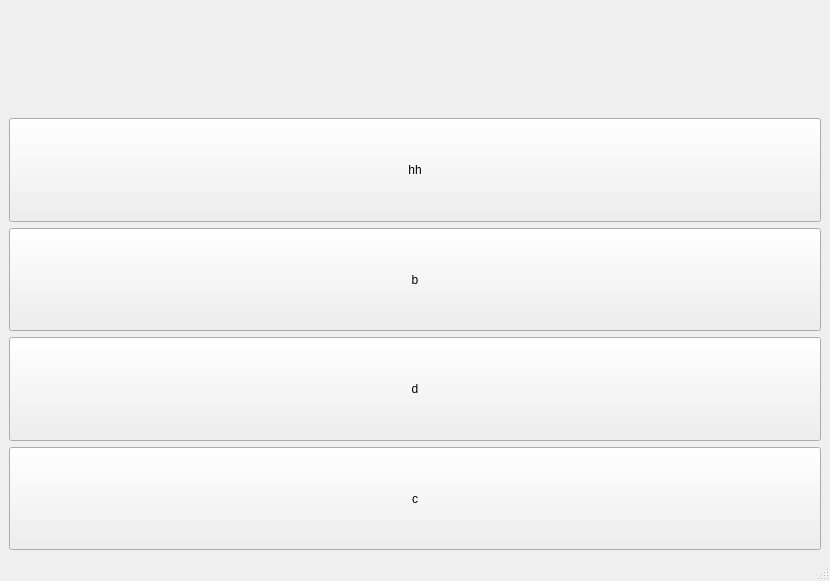
First picture: the form in GUI/forms/MainWindow.ui, repository piotrpodlaski/rimokun, before the edit.
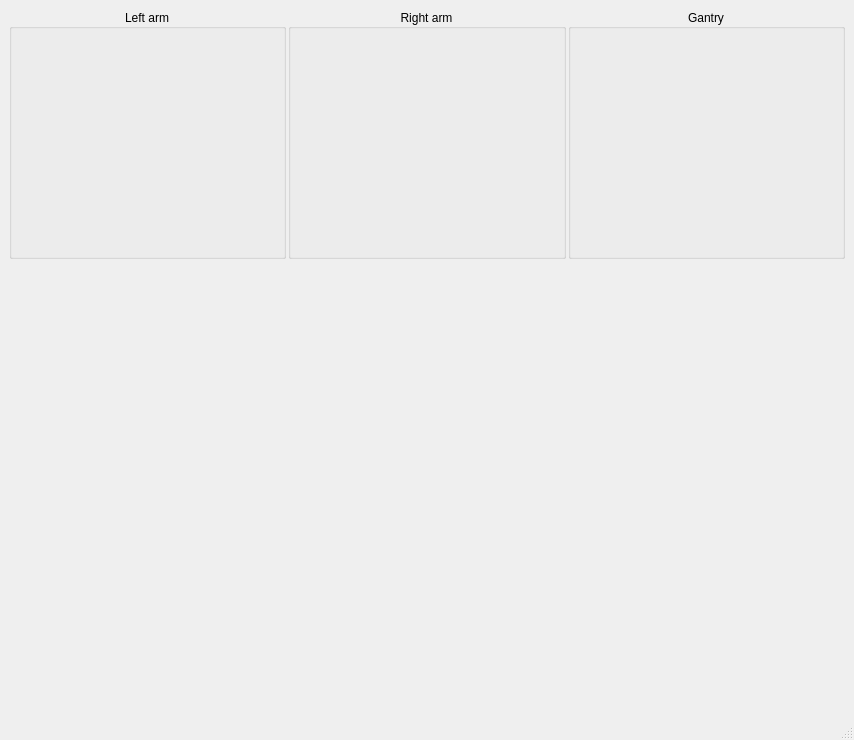
Second picture: the form after the edit. Custom widgets are drawn as their Qt base class.

```diff
--- a/GUI/forms/MainWindow.ui
+++ b/GUI/forms/MainWindow.ui
@@ -6,8 +6,8 @@
    <rect>
     <x>0</x>
     <y>0</y>
-    <width>830</width>
-    <height>581</height>
+    <width>854</width>
+    <height>740</height>
    </rect>
   </property>
   <property name="windowTitle">
@@ -17,6 +17,54 @@
    <layout class="QVBoxLayout" name="verticalLayout">
     <item>
      <layout class="QHBoxLayout" name="horizontalLayout">
+      <property name="spacing">
+       <number>2</number>
+      </property>
+      <item>
+       <widget class="QGroupBox" name="groupBox">
+        <property name="enabled">
+         <bool>true</bool>
+        </property>
+        <property name="sizePolicy">
+         <sizepolicy hsizetype="Preferred" vsizetype="Preferred">
+          <horstretch>0</horstretch>
+          <verstretch>0</verstretch>
+         </sizepolicy>
+        </property>
+        <property name="minimumSize">
+         <size>
+          <width>0</width>
+          <height>250</height>
+         </size>
+        </property>
+        <property name="title">
+         <string>Left arm</string>
+        </property>
+        <property name="alignment">
+         <set>Qt::AlignCenter</set>
+        </property>
+        <property name="flat">
+         <bool>false</bool>
+        </property>
+        <property name="checkable">
+         <bool>false</bool>
+        </property>
+        <layout class="QHBoxLayout" name="horizontalLayout_2">
+         <property name="spacing">
+          <number>0</number>
+         </property>
+         <property name="leftMargin">
+          <number>0</number>
+         </property>
+         <property name="topMargin">
+          <number>0</number>
+         </property>
+         <property name="rightMargin">
+          <number>0</number>
+         </property>
+         <property name="bottomMargin">
+          <number>0</number>
+         </property>
       <item>
        <widget class="MotorStats" name="mot1" native="true">
         <property name="sizePolicy">
@@ -37,6 +85,54 @@
         </property>
        </widget>
       </item>
+        </layout>
+       </widget>
+      </item>
+      <item>
+       <widget class="QGroupBox" name="groupBox_2">
+        <property name="enabled">
+         <bool>true</bool>
+        </property>
+        <property name="sizePolicy">
+         <sizepolicy hsizetype="Preferred" vsizetype="Preferred">
+          <horstretch>0</horstretch>
+          <verstretch>0</verstretch>
+         </sizepolicy>
+        </property>
+        <property name="minimumSize">
+         <size>
+          <width>0</width>
+          <height>250</height>
+         </size>
+        </property>
+        <property name="title">
+         <string>Right arm</string>
+        </property>
+        <property name="alignment">
+         <set>Qt::AlignCenter</set>
+        </property>
+        <property name="flat">
+         <bool>false</bool>
+        </property>
+        <property name="checkable">
+         <bool>false</bool>
+        </property>
+        <layout class="QHBoxLayout" name="horizontalLayout_3">
+         <property name="spacing">
+          <number>6</number>
+         </property>
+         <property name="leftMargin">
+          <number>0</number>
+         </property>
+         <property name="topMargin">
+          <number>0</number>
+         </property>
+         <property name="rightMargin">
+          <number>0</number>
+         </property>
+         <property name="bottomMargin">
+          <number>0</number>
+         </property>
       <item>
        <widget class="MotorStats" name="mot3" native="true">
         <property name="sizePolicy">
@@ -57,6 +153,54 @@
         </property>
        </widget>
       </item>
+        </layout>
+       </widget>
+      </item>
+      <item>
+       <widget class="QGroupBox" name="groupBox_3">
+        <property name="enabled">
+         <bool>true</bool>
+        </property>
+        <property name="sizePolicy">
+         <sizepolicy hsizetype="Preferred" vsizetype="Preferred">
+          <horstretch>0</horstretch>
+          <verstretch>0</verstretch>
+         </sizepolicy>
+        </property>
+        <property name="minimumSize">
+         <size>
+          <width>0</width>
+          <height>250</height>
+         </size>
+        </property>
+        <property name="title">
+         <string>Gantry</string>
+        </property>
+        <property name="alignment">
+         <set>Qt::AlignCenter</set>
+        </property>
+        <property name="flat">
+         <bool>false</bool>
+        </property>
+        <property name="checkable">
+         <bool>false</bool>
+        </property>
+        <layout class="QHBoxLayout" name="horizontalLayout_4">
+         <property name="spacing">
+          <number>6</number>
+         </property>
+         <property name="leftMargin">
+          <number>0</number>
+         </property>
+         <property name="topMargin">
+          <number>0</number>
+         </property>
+         <property name="rightMargin">
+          <number>0</number>
+         </property>
+         <property name="bottomMargin">
+          <number>0</number>
+         </property>
       <item>
        <widget class="MotorStats" name="mot5" native="true">
         <property name="sizePolicy">
@@ -78,58 +222,42 @@
        </widget>
       </item>
      </layout>
-    </item>
-    <item>
-     <widget class="QPushButton" name="pushButton">
-      <property name="sizePolicy">
-       <sizepolicy hsizetype="Preferred" vsizetype="Preferred">
-        <horstretch>0</horstretch>
-        <verstretch>0</verstretch>
-       </sizepolicy>
-      </property>
-      <property name="text">
-       <string>hh</string>
-      </property>
-     </widget>
-    </item>
+       </widget>
+      </item>
+     </layout>
+    </item>
     <item>
-     <widget class="QPushButton" name="pushButton_3">
-      <property name="sizePolicy">
-       <sizepolicy hsizetype="Preferred" vsizetype="Preferred">
-        <horstretch>0</horstretch>
-        <verstretch>0</verstretch>
-       </sizepolicy>
-      </property>
-      <property name="text">
-       <string>b</string>
-      </property>
-     </widget>
+     <layout class="QHBoxLayout" name="horizontalLayout_5">
+      <item>
+       <widget class="RobotVisualisation" name="widget" native="true"/>
     </item>
     <item>
-     <widget class="QPushButton" name="pushButton_4">
-      <property name="sizePolicy">
-       <sizepolicy hsizetype="Preferred" vsizetype="Preferred">
-        <horstretch>0</horstretch>
-        <verstretch>0</verstretch>
-       </sizepolicy>
-      </property>
-      <property name="text">
-       <string>d</string>
-      </property>
-     </widget>
-    </item>
+       <spacer name="horizontalSpacer">
+        <property name="orientation">
+         <enum>Qt::Horizontal</enum>
+        </property>
+        <property name="sizeHint" stdset="0">
+         <size>
+          <width>40</width>
+          <height>20</height>
+         </size>
+        </property>
+       </spacer>
+      </item>
+     </layout>
+    </item>
     <item>
-     <widget class="QPushButton" name="pushButton_2">
-      <property name="sizePolicy">
-       <sizepolicy hsizetype="Preferred" vsizetype="Preferred">
-        <horstretch>0</horstretch>
-        <verstretch>0</verstretch>
-       </sizepolicy>
+     <spacer name="verticalSpacer">
+      <property name="orientation">
+       <enum>Qt::Vertical</enum>
       </property>
-      <property name="text">
-       <string>c</string>
+      <property name="sizeHint" stdset="0">
+       <size>
+        <width>20</width>
+        <height>40</height>
+       </size>
       </property>
-     </widget>
+     </spacer>
     </item>
    </layout>
   </widget>
@@ -152,6 +280,12 @@
    <header location="global">MotorStats.hpp</header>
    <container>1</container>
   </customwidget>
+  <customwidget>
+   <class>RobotVisualisation</class>
+   <extends>QWidget</extends>
+   <header location="global">RobotVisualisation.hpp</header>
+   <container>1</container>
+  </customwidget>
  </customwidgets>
  <resources/>
  <connections/>
```
Left out of the diff: 2 changed lines with no effect on the pictures. Lines whose indentation alone changed are shown as unchanged.
